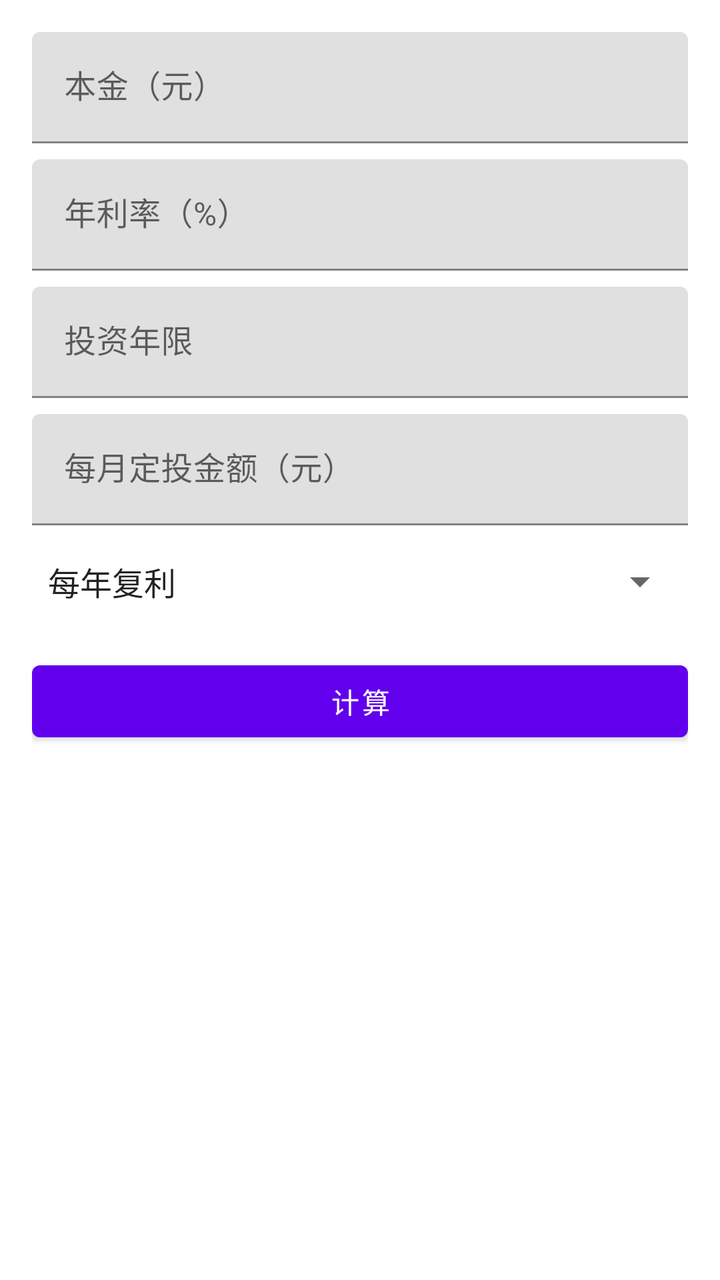
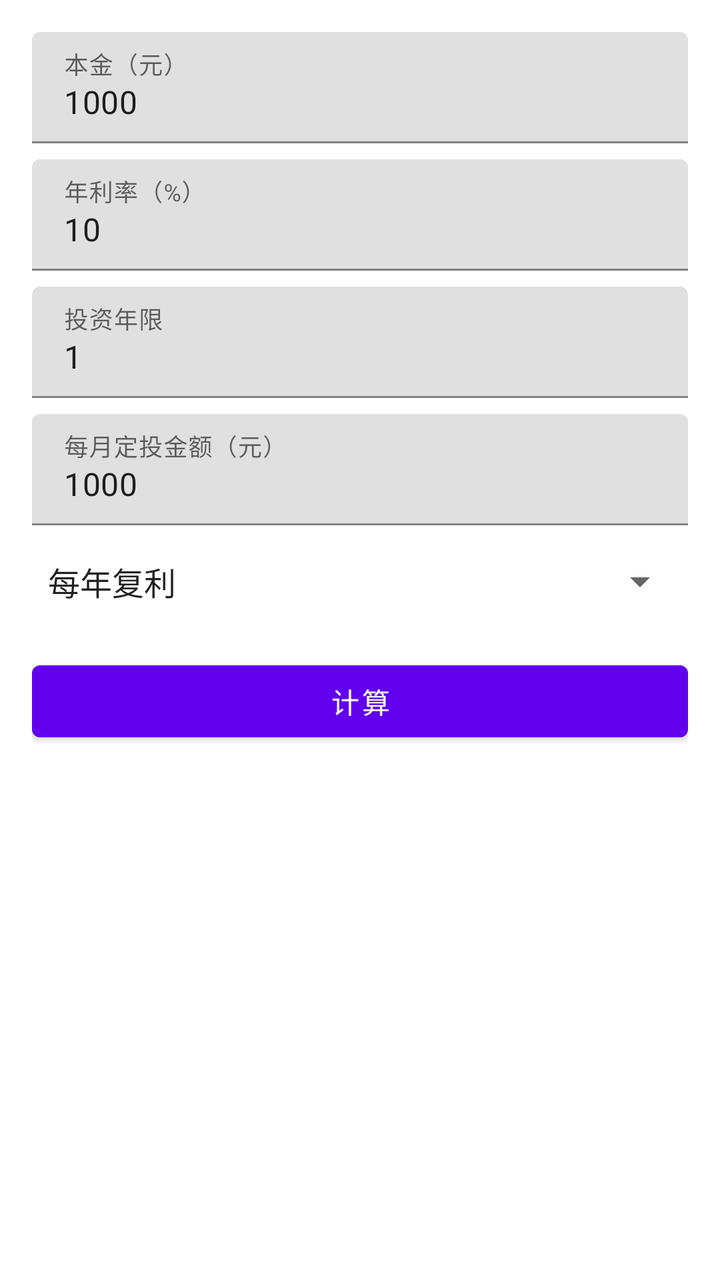

Before-and-after screenshots of an Android layout around one commit, followed by the original layout XML and the change that was made.
<!-- AndroidManifest.xml: application theme Theme.Rawaudioplay -->
<!-- res/layout/fragment_calc.xml -->
<?xml version="1.0" encoding="utf-8"?>
<ScrollView xmlns:android="http://schemas.android.com/apk/res/android"
    android:layout_width="match_parent"
    android:layout_height="match_parent"
    android:fillViewport="true">

    <LinearLayout
        android:layout_width="match_parent"
        android:layout_height="wrap_content"
        android:orientation="vertical"
        android:padding="16dp">

        
        <com.google.android.material.textfield.TextInputLayout
            android:layout_width="match_parent"
            android:layout_height="wrap_content"
            android:hint="本金（元）">
            <EditText
                android:id="@+id/principal_input"
                android:layout_width="match_parent"
                android:layout_height="wrap_content"
                android:inputType="numberDecimal"/>
        </com.google.android.material.textfield.TextInputLayout>

        
        <com.google.android.material.textfield.TextInputLayout
            android:layout_width="match_parent"
            android:layout_height="wrap_content"
            android:hint="年利率（%）"
            android:layout_marginTop="8dp">
            <EditText
                android:id="@+id/rate_input"
                android:layout_width="match_parent"
                android:layout_height="wrap_content"
                android:inputType="numberDecimal"/>
        </com.google.android.material.textfield.TextInputLayout>

        
        <com.google.android.material.textfield.TextInputLayout
            android:layout_width="match_parent"
            android:layout_height="wrap_content"
            android:hint="投资年限"
            android:layout_marginTop="8dp">
            <EditText
                android:id="@+id/years_input"
                android:layout_width="match_parent"
                android:layout_height="wrap_content"
                android:inputType="number"/>
        </com.google.android.material.textfield.TextInputLayout>

        
        <com.google.android.material.textfield.TextInputLayout
            android:layout_width="match_parent"
            android:layout_height="wrap_content"
            android:hint="每月定投金额（元）"
            android:layout_marginTop="8dp">
            <EditText
                android:id="@+id/monthly_input"
                android:layout_width="match_parent"
                android:layout_height="wrap_content"
                android:inputType="numberDecimal"/>
        </com.google.android.material.textfield.TextInputLayout>

        
        <Spinner
            android:id="@+id/frequency_spinner"
            android:layout_width="match_parent"
            android:layout_height="wrap_content"
            android:layout_marginTop="16dp"
            android:entries="@array/compound_frequency_options"/>

        
        <Button
            android:id="@+id/calculate_button"
            android:layout_width="match_parent"
            android:layout_height="wrap_content"
            android:layout_marginTop="24dp"
            android:text="计算"/>

        
        <TextView
            android:id="@+id/result_text"
            android:layout_width="match_parent"
            android:layout_height="wrap_content"
            android:layout_marginTop="16dp"
            android:textSize="18sp"
            android:textStyle="bold"/>

    </LinearLayout>
</ScrollView>
<!-- resources referenced by this layout -->
<resources>
  <string-array name="compound_frequency_options">
          <item>每年复利</item>
          <item>每季度复利</item>
          <item>每月复利</item>
      </string-array>
  <style name="Theme.Rawaudioplay" parent="Theme.MaterialComponents.DayNight.DarkActionBar">
          
          <item name="colorPrimary">@color/purple_500</item>
          <item name="colorPrimaryVariant">@color/purple_700</item>
          <item name="colorOnPrimary">@color/white</item>
          
          <item name="colorSecondary">@color/teal_200</item>
          <item name="colorSecondaryVariant">@color/teal_700</item>
          <item name="colorOnSecondary">@color/black</item>
          
          <item name="android:statusBarColor">?attr/colorPrimaryVariant</item>
          
      </style>
  <color name="purple_500">#FF6200EE</color>
  <color name="purple_700">#FF3700B3</color>
  <color name="white">#FFFFFFFF</color>
  <color name="teal_200">#FF03DAC5</color>
  <color name="teal_700">#FF018786</color>
  <color name="black">#FF000000</color>
</resources>

<!-- the commit's change to res/layout/fragment_calc.xml (unified diff, before → after) -->
@@ -19,7 +19,8 @@
                 android:id="@+id/principal_input"
                 android:layout_width="match_parent"
                 android:layout_height="wrap_content"
-                android:inputType="numberDecimal"/>
+                android:inputType="numberDecimal"
+                android:text="1000"/>
         </com.google.android.material.textfield.TextInputLayout>
 
         
@@ -32,7 +33,8 @@
                 android:id="@+id/rate_input"
                 android:layout_width="match_parent"
                 android:layout_height="wrap_content"
-                android:inputType="numberDecimal"/>
+                android:inputType="numberDecimal"
+                android:text="10"/>
         </com.google.android.material.textfield.TextInputLayout>
 
         
@@ -45,7 +47,8 @@
                 android:id="@+id/years_input"
                 android:layout_width="match_parent"
                 android:layout_height="wrap_content"
-                android:inputType="number"/>
+                android:inputType="number"
+                android:text="1"/>
         </com.google.android.material.textfield.TextInputLayout>
 
         
@@ -58,7 +61,8 @@
                 android:id="@+id/monthly_input"
                 android:layout_width="match_parent"
                 android:layout_height="wrap_content"
-                android:inputType="numberDecimal"/>
+                android:inputType="numberDecimal"
+                android:text="1000"/>
         </com.google.android.material.textfield.TextInputLayout>
 
         
<!-- resource entries referenced after the edit -->
@@ -4,6 +4,7 @@
           <item>每年复利</item>
           <item>每季度复利</item>
           <item>每月复利</item>
+          <item>每日复利</item>
       </string-array>
   <style name="Theme.Rawaudioplay" parent="Theme.MaterialComponents.DayNight.DarkActionBar">
           
